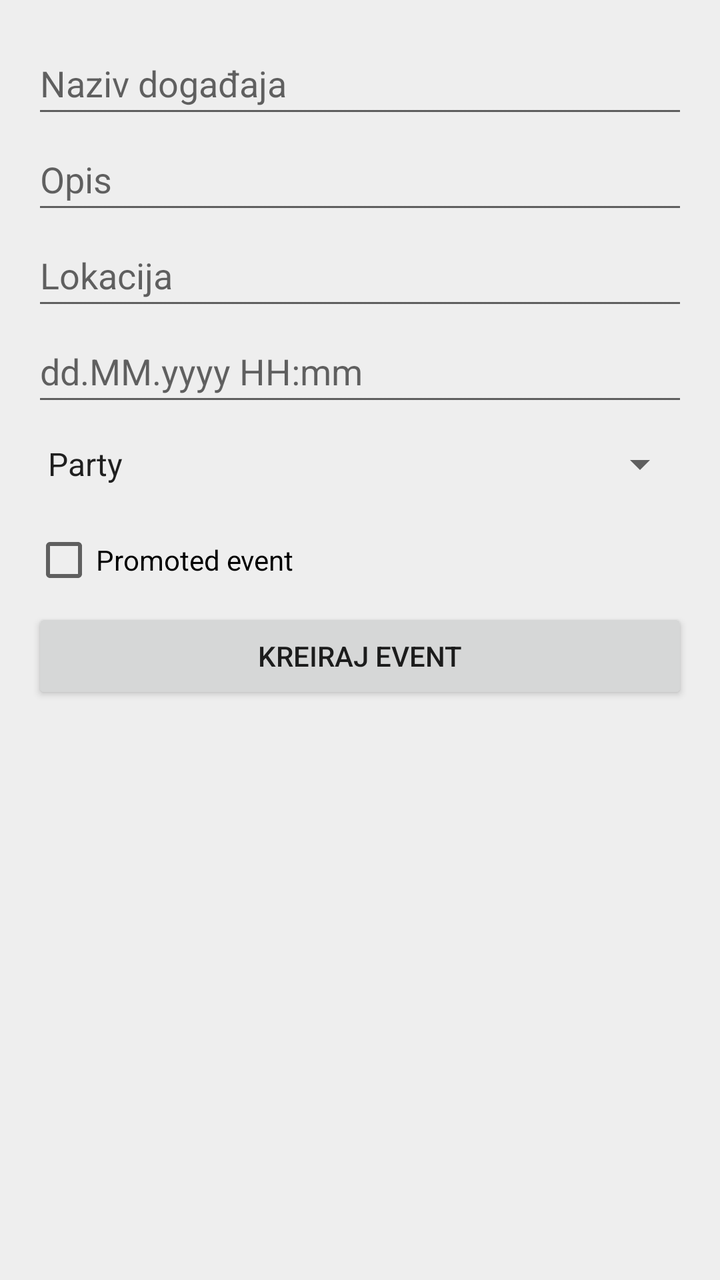
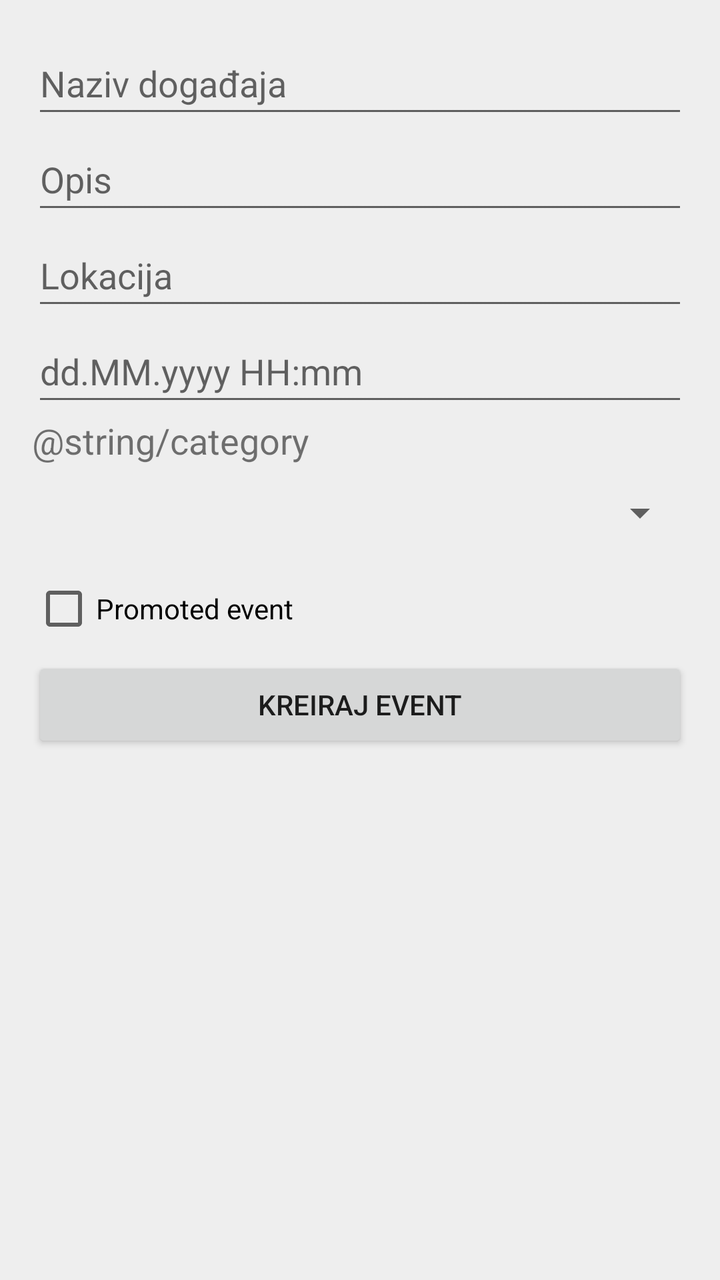

An Android layout rendered at two revisions. The XML below is the earlier revision; the diff shows what the commit changed to produce the second picture.
<!-- AndroidManifest.xml: application theme Theme.EventsApp -->
<!-- res/layout/activity_create_event.xml -->
<?xml version="1.0" encoding="utf-8"?>
<LinearLayout
    xmlns:android="http://schemas.android.com/apk/res/android"
    android:layout_width="match_parent"
    android:layout_height="match_parent"
    android:orientation="vertical"
    android:background="@color/light_gray"
    android:padding="16dp">

    <EditText
        android:id="@+id/etCreateName"
        android:layout_width="match_parent"
        android:layout_height="wrap_content"
        android:minHeight="48dp"
        android:hint="@string/event_name_hint" />

    <EditText
        android:id="@+id/etCreateDescription"
        android:layout_width="match_parent"
        android:layout_height="wrap_content"
        android:minHeight="48dp"
        android:hint="@string/description_hint" />

    <EditText
        android:id="@+id/etCreateLocation"
        android:layout_width="match_parent"
        android:layout_height="wrap_content"
        android:minHeight="48dp"
        android:hint="@string/location_hint" />

    <EditText
        android:id="@+id/etCreateDateTime"
        android:layout_width="match_parent"
        android:layout_height="wrap_content"
        android:minHeight="48dp"
        android:hint="@string/date_time_hint" />

    <Spinner
        android:id="@+id/spinnerCreateCategory"
        android:layout_width="match_parent"
        android:layout_height="wrap_content"
        android:minHeight="48dp"
        android:entries="@array/event_categories" />

    <CheckBox
        android:id="@+id/cbPromoted"
        android:layout_width="match_parent"
        android:layout_height="wrap_content"
        android:minHeight="48dp"
        android:text="@string/promoted_event" />

    <EditText
        android:id="@+id/etCreateCapacity"
        android:layout_width="match_parent"
        android:layout_height="wrap_content"
        android:minHeight="48dp"
        android:hint="@string/capacity_hint"
        android:inputType="number"
        android:visibility="gone" />

    <Button
        android:id="@+id/btnCreateEvent"
        android:layout_width="match_parent"
        android:layout_height="wrap_content"
        android:text="@string/create_event_upper" />

</LinearLayout>
<!-- resources referenced by this layout -->
<resources>
  <string-array name="event_categories">
                  <item>Party</item>
                  <item>Festival</item>
                  <item>Stand-Up &amp; Theater</item>
                  <item>Concert</item>
                  <item>Exhibition</item>
          </string-array>
  <color name="light_gray">#EEEEEE</color>
  <string name="capacity_hint">Kapacitet</string>
  <string name="create_event_upper">KREIRAJ EVENT</string>
  <string name="date_time_hint">dd.MM.yyyy HH:mm</string>
  <string name="description_hint">Opis</string>
  <string name="event_name_hint">Naziv događaja</string>
  <string name="location_hint">Lokacija</string>
  <string name="promoted_event">Promoted event</string>
  <style name="Theme.EventsApp" parent="Theme.AppCompat.Light.DarkActionBar">
          
          <item name="colorPrimary">@color/purple_500</item>
          <item name="colorPrimaryDark">@color/purple_700</item>
          <item name="colorAccent">@color/teal_200</item>
          
      </style>
  <color name="purple_500">#FF6200EE</color>
  <color name="purple_700">#FF3700B3</color>
  <color name="teal_200">#FF03DAC5</color>
</resources>

<!-- the commit's change to res/layout/activity_create_event.xml (unified diff, before → after) -->
@@ -35,12 +35,18 @@
         android:minHeight="48dp"
         android:hint="@string/date_time_hint" />
 
+    <TextView
+        android:layout_width="match_parent"
+        android:layout_height="wrap_content"
+        android:text="@string/category"
+        android:textSize="18sp" />
+
     <Spinner
         android:id="@+id/spinnerCreateCategory"
         android:layout_width="match_parent"
         android:layout_height="wrap_content"
         android:minHeight="48dp"
-        android:entries="@array/event_categories" />
+        android:contentDescription="@string/category" />
 
     <CheckBox
         android:id="@+id/cbPromoted"
<!-- resource entries referenced after the edit -->
@@ -1,12 +1,5 @@
 <!-- resources referenced by this layout -->
 <resources>
-  <string-array name="event_categories">
-                  <item>Party</item>
-                  <item>Festival</item>
-                  <item>Stand-Up &amp; Theater</item>
-                  <item>Concert</item>
-                  <item>Exhibition</item>
-          </string-array>
   <color name="light_gray">#EEEEEE</color>
   <string name="capacity_hint">Kapacitet</string>
   <string name="create_event_upper">KREIRAJ EVENT</string>
